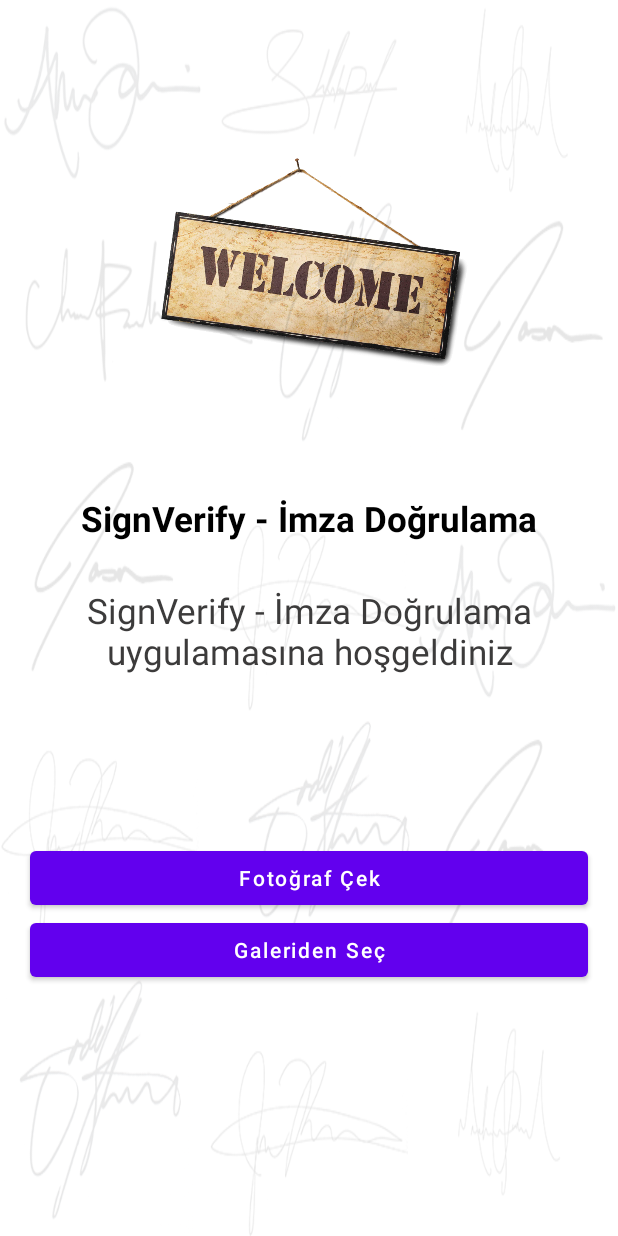
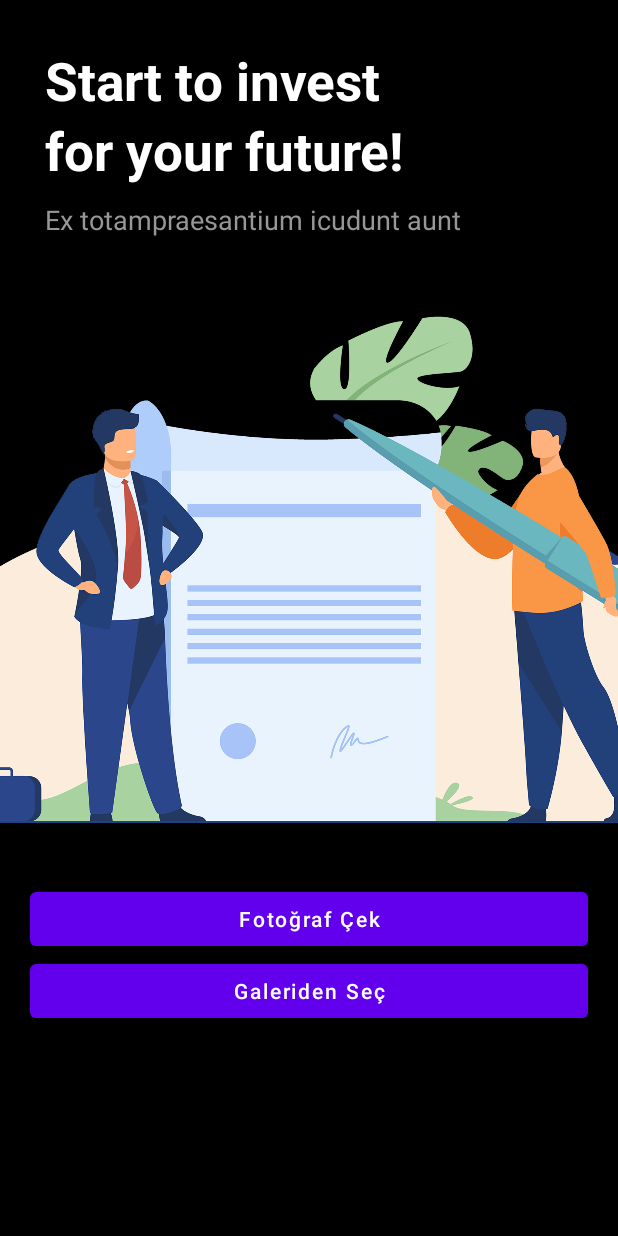
Before and after one commit to tolunaykan/SignVerify, an Android app: the fragment ReferenceFragment shown on its own in the app's theme, on a phone screen of 412 x 824 dp. Run offline under Robolectric (Android 15) with nearby library versions, the phone set to English and light mode, and no system bars; libraries missing offline, so code that uses them is left out: com.github.appintro; Roboto replaces fonts that are not available here; 3 statements that could not run were skipped.

Commit message:
onboarding screens were refactored

```diff
--- a/app/src/main/java/com/tolunaykandirmaz/signverify/onboarding/fragment/ReferenceFragment.java
+++ b/app/src/main/java/com/tolunaykandirmaz/signverify/onboarding/fragment/ReferenceFragment.java
@@ -201,7 +201,7 @@ public class ReferenceFragment extends Fragment implements SlidePolicy {
         super.onResume();
 
         if (Utils.referenceImageSelected) {
-            imageView.setImageBitmap(Utils.passBitmapHelper);
+            //imageView.setImageBitmap(Utils.passBitmapHelper);
             Toast.makeText(requireContext(), requireContext().getString(R.string.reference_signature_selected), Toast.LENGTH_SHORT).show();
             isPictureChosen = true;
 
--- a/app/src/main/res/layout/onboarding_reference_layout.xml
+++ b/app/src/main/res/layout/onboarding_reference_layout.xml
@@ -1,80 +1,68 @@
 <?xml version="1.0" encoding="utf-8"?>
 <androidx.constraintlayout.widget.ConstraintLayout xmlns:android="http://schemas.android.com/apk/res/android"
     xmlns:app="http://schemas.android.com/apk/res-auto"
-    xmlns:tools="http://schemas.android.com/tools"
     android:background="@color/onboarding_background"
     android:layout_width="match_parent"
     android:layout_height="match_parent">
 
-
     <ImageView
         android:id="@+id/image"
-        android:layout_width="250dp"
-        android:layout_height="250dp"
-        android:layout_marginTop="50dp"
+        android:layout_width="wrap_content"
+        android:layout_height="420dp"
+        android:layout_marginTop="10dp"
+        android:scaleType="centerCrop"
         app:layout_constraintEnd_toEndOf="parent"
         app:layout_constraintStart_toStartOf="parent"
-        app:layout_constraintTop_toTopOf="parent"
-        app:srcCompat="@drawable/welcome" />
+        app:layout_constraintTop_toBottomOf="@id/description"
+        app:srcCompat="@drawable/onboarding2" />
 
     <TextView
         android:id="@+id/title"
         android:layout_width="match_parent"
         android:layout_height="wrap_content"
-        android:layout_marginStart="10dp"
-        android:layout_marginEnd="10dp"
+        android:layout_marginStart="30dp"
+        android:layout_marginEnd="30dp"
         android:layout_marginTop="30dp"
-        android:text="SignVerify - İmza Doğrulama"
+        android:text="Start to invest\nfor your future!"
+        android:lineSpacingExtra="5dp"
         android:textColor="@color/onboarding_title"
-        android:gravity="center"
+        android:gravity="start"
         android:textStyle="bold"
-        android:textSize="23sp"
+        android:textSize="35sp"
         app:layout_constraintStart_toStartOf="parent"
         app:layout_constraintEnd_toEndOf="parent"
-        app:layout_constraintTop_toBottomOf="@id/image"/>
+        app:layout_constraintTop_toTopOf="parent" />
 
-    <ImageView
-        android:layout_width="match_parent"
-        android:layout_height="match_parent"
-        android:scaleType="fitXY"
-        android:alpha="0.10"
-        android:translationZ="0dp"
-        app:layout_constraintBottom_toBottomOf="parent"
-        app:layout_constraintEnd_toEndOf="parent"
-        app:layout_constraintStart_toStartOf="parent"
-        app:layout_constraintTop_toBottomOf="@id/image"
-        app:srcCompat="@drawable/onboarding_background" />
 
     <TextView
         android:id="@+id/description"
-        android:layout_width="match_parent"
-        android:layout_height="0dp"
-        android:layout_marginStart="10dp"
-        android:layout_marginEnd="10dp"
-        android:layout_marginBottom="10dp"
-        android:layout_marginTop="30dp"
-        android:text="SignVerify - İmza Doğrulama uygulamasına hoşgeldiniz"
+        android:layout_width="0dp"
+        android:layout_height="wrap_content"
+        android:layout_marginTop="10dp"
+        android:gravity="start"
+        android:text="Ex totampraesantium icudunt aunt"
         android:textColor="@color/onboarding_description"
-        android:gravity="center_horizontal"
-        android:textSize="23sp"
-        app:layout_constraintStart_toStartOf="parent"
-        app:layout_constraintEnd_toEndOf="parent"
-        app:layout_constraintTop_toBottomOf="@id/title" />
+        android:lineSpacingExtra="5dp"
+        android:textSize="18sp"
+        app:layout_constraintBottom_toBottomOf="parent"
+        app:layout_constraintEnd_toEndOf="@id/title"
+        app:layout_constraintStart_toStartOf="@id/title"
+        app:layout_constraintTop_toBottomOf="@id/title"
+        app:layout_constraintVertical_bias="0.0" />
 
     <Button
         android:id="@+id/take_picture_button"
         android:layout_width="match_parent"
         android:layout_height="wrap_content"
         android:layout_marginStart="20dp"
-        android:layout_marginTop="10dp"
         android:layout_marginEnd="20dp"
         android:text="@string/take_picture"
         android:textAllCaps="false"
         app:layout_constraintBottom_toBottomOf="parent"
         app:layout_constraintEnd_toEndOf="parent"
         app:layout_constraintStart_toStartOf="parent"
-        app:layout_constraintTop_toBottomOf="@id/description"
-        app:layout_constraintVertical_bias="0.32" />
+        app:layout_constraintTop_toBottomOf="@id/image"
+        app:layout_constraintVertical_bias="0.0" />
 
     <Button
         android:id="@+id/select_picture_button"
--- a/app/src/main/res/values/colors.xml
+++ b/app/src/main/res/values/colors.xml
@@ -10,10 +10,10 @@
 
 
     <!-- ON BOARDING COLORS -->
-    <color name="onboarding_title">#000000</color>
-    <color name="onboarding_background">#FFFFFF</color>
-    <color name="onboarding_description">#3C3B3B</color>
-    <color name="onboarding_indicator_selected">#2196F3</color>
+    <color name="onboarding_title">#FFFFFF</color>
+    <color name="onboarding_background">@color/main_activity_background</color>
+    <color name="onboarding_description">#989696</color>
+    <color name="onboarding_indicator_selected">#013F71</color>
     <color name="onboarding_indicator_unselected">#61ADEA</color>
     <color name="onboarding_buttons">#61ADEA</color>
 
--- a/app/src/main/res/values/strings.xml
+++ b/app/src/main/res/values/strings.xml
@@ -1,7 +1,7 @@
 <resources>
     <string name="app_name">SignVerify</string>
     <string name="welcome_fragment_description">SignVerify uygulaması ile kolay bir şekilde imza doğrulama işlemi yapabilir ve belgelerin doğruluğunu ölçebilirsin</string>
-    <string name="welcome_fragment_title">SignVerify - İmza Doğrulama</string>
+    <string name="welcome_fragment_title">SignVerify</string>
     <string name="give_camera_permission">Kameraya Erişim İzni Ver</string>
     <string name="give_storage_permission">Belgelere Erişim İzni Ver</string>
     <string name="came_permission_warning">Lütfen kamera iznini veriniz</string>
```
Also changed, not shown: app/src/main/java/com/tolunaykandirmaz/signverify/onboarding/OnboardingActivity.java (+9 -10 lines), app/src/main/res/layout/onboarding_default_layout.xml (+23 -34 lines), app/src/main/res/layout/onboarding_permission_layout.xml (+27 -38 lines), app/src/main/res/drawable/example_signature.jpeg (deleted), app/src/main/res/drawable/onboarding1.png (added), app/src/main/res/drawable/onboarding2.png (added), app/src/main/res/drawable/onboarding3.png (added), app/src/main/res/drawable/onboarding_background.png (deleted), app/src/main/res/drawable/uji44a00.png (deleted), app/src/main/res/drawable/welcome.png (deleted).
